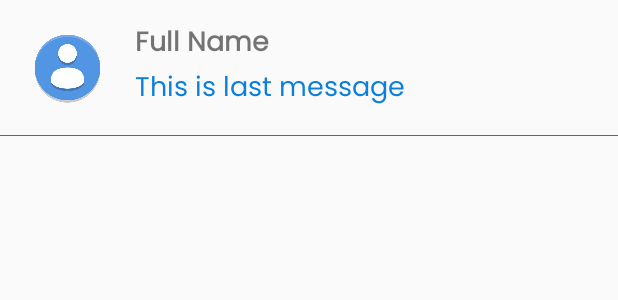
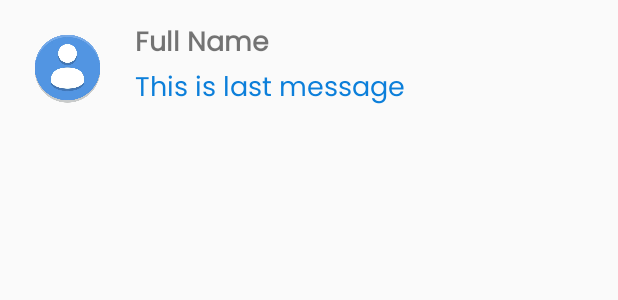
Before and after one commit to lengocphan2001/ChatApplication, an Android app: the layout message_adapter.xml on its own in the app's theme, with its tools: preview values and no code run, on a phone screen of 412 x 824 dp. Shown: the top 300 px of the screen. Run offline under Robolectric (Android 15) with nearby library versions, the phone set to English and light mode, and no system bars.

Commit message:
updated underline listview

```diff
--- a/app/src/main/res/layout/activity_chat.xml
+++ b/app/src/main/res/layout/activity_chat.xml
@@ -40,10 +40,13 @@
             android:src="@drawable/img" />
     </RelativeLayout>
     <ListView
+        android:padding="10dp"
         android:id="@+id/recyclerMessages"
         android:layout_below="@id/layoutMainContent"
+        android:dividerHeight="1dp"
         android:layout_marginTop="20dp"
         android:layout_width="match_parent"
+        android:divider="#ABC1D3"
         android:layout_height="match_parent">
 
     </ListView>
--- a/app/src/main/res/layout/message_adapter.xml
+++ b/app/src/main/res/layout/message_adapter.xml
@@ -60,9 +60,4 @@
             android:textSize="15sp"
             android:textStyle="bold" />
     </RelativeLayout>
-    <View
-        android:layout_below="@id/layOutMain"
-        android:layout_width="match_parent"
-        android:layout_height="0.5dp"
-        android:background="@color/blue"/>
 </RelativeLayout>
```
